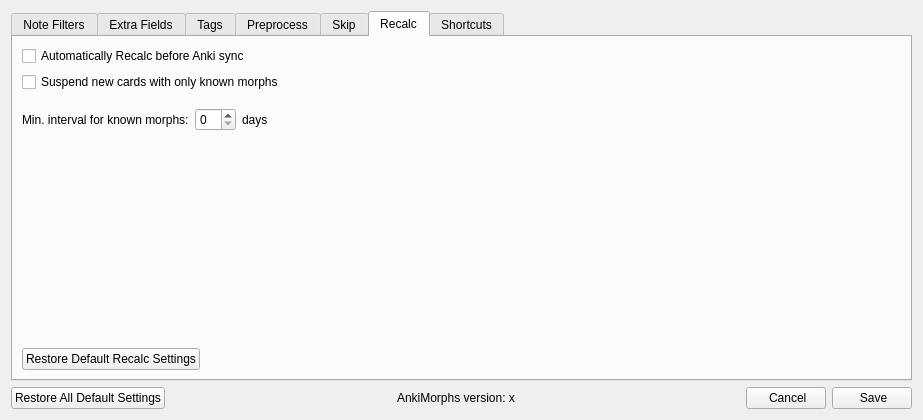
This is ankimorphs/ui/settings_dialog.ui in mortii/anki-morphs as Qt 5 draws it before an edit. The edited form follows.
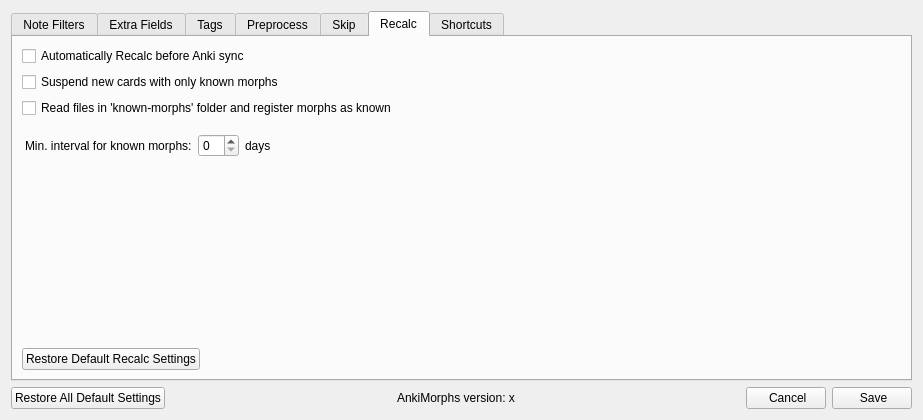
This is the edited form. The open tabs and pages were chosen to show the change.

Commit message: exporting and importing known morphs works ( #109)

What changed in the file:
```diff
--- a/ankimorphs/ui/settings_dialog.ui
+++ b/ankimorphs/ui/settings_dialog.ui
@@ -449,10 +449,20 @@
                </property>
               </widget>
              </item>
+             <item>
+              <widget class="QCheckBox" name="recalcReadKnownMorphsFolderCheckBox">
+               <property name="text">
+                <string>Read files in 'known-morphs' folder and register morphs as known</string>
+               </property>
+              </widget>
+             </item>
             </layout>
            </item>
            <item>
             <layout class="QHBoxLayout" name="horizontalLayout_6">
+             <property name="leftMargin">
+              <number>3</number>
+             </property>
              <property name="topMargin">
               <number>10</number>
              </property>
```
Left out of the diff: 10 changed lines with no effect on the pictures. The commit also changes 24 other files.
